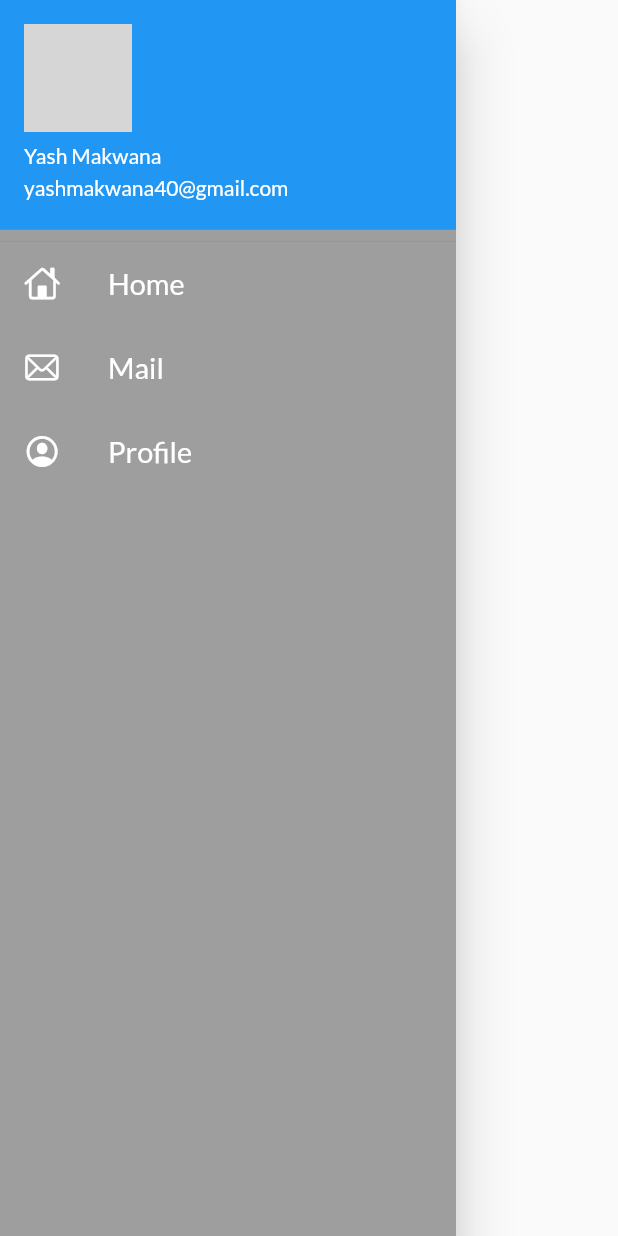
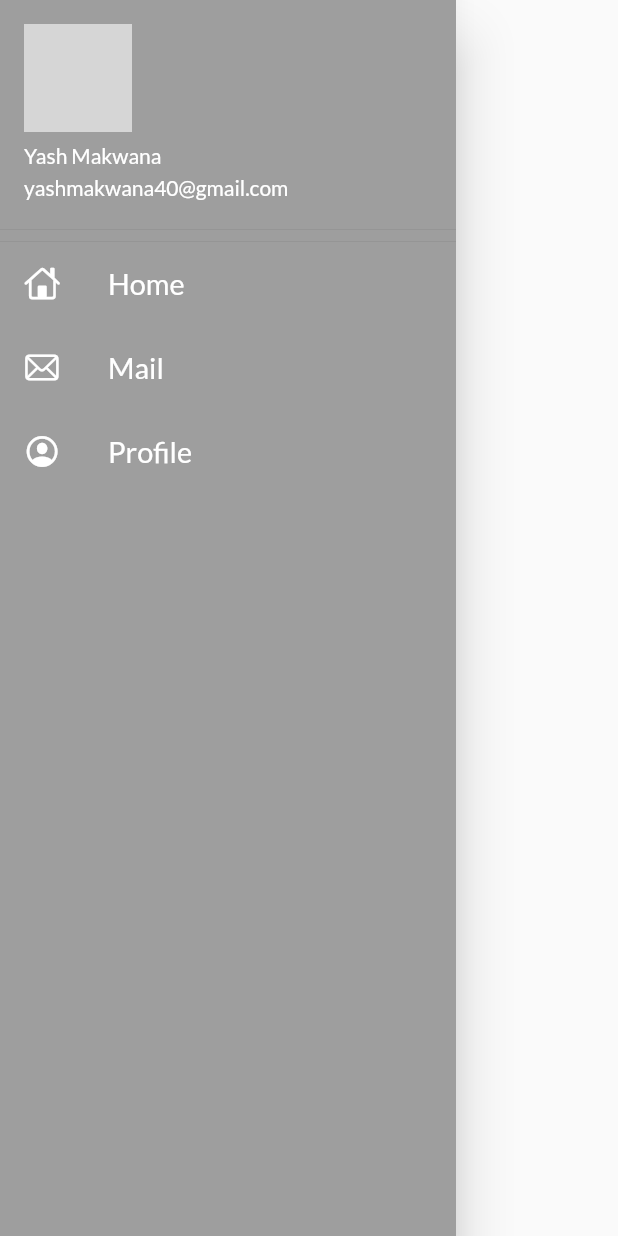
Before and after one commit to yash-makwana/FlutterwithCodepur, a Flutter app: the MyDrawer widget shown alone on an empty page, opened directly, on a phone screen of 412 x 824 dp. Run offline on Flutter 3.47's test engine with Material 2 defaults, Android fonts, the phone set to English and light mode, and no system bars; our stand-ins replace google_fonts; network calls fail; grey boxes are pictures that could not be loaded.

Commit message:
Day 7 Completed

```diff
--- a/lib/widgets/drawer.dart
+++ b/lib/widgets/drawer.dart
@@ -6,6 +6,7 @@
   @override
   Widget build(BuildContext context) {
     return  Drawer(
+
       child: Container(
               color: Colors.grey,
               child: ListView(
@@ -18,7 +19,9 @@
                margin : const EdgeInsets.all(0),
                padding: const EdgeInsets.all(0),
                child: UserAccountsDrawerHeader(
-
+                    decoration : const BoxDecoration(
+                      color: Colors.grey,
+                    ),
                     accountName : const Text("Yash Makwana"),
                     accountEmail:const Text("yashmakwana40@gmail.com"),
                     currentAccountPicture : CircleAvatar(
```
Also changed, not shown: lib/models/catalog.dart (added, +11 -0 lines).
